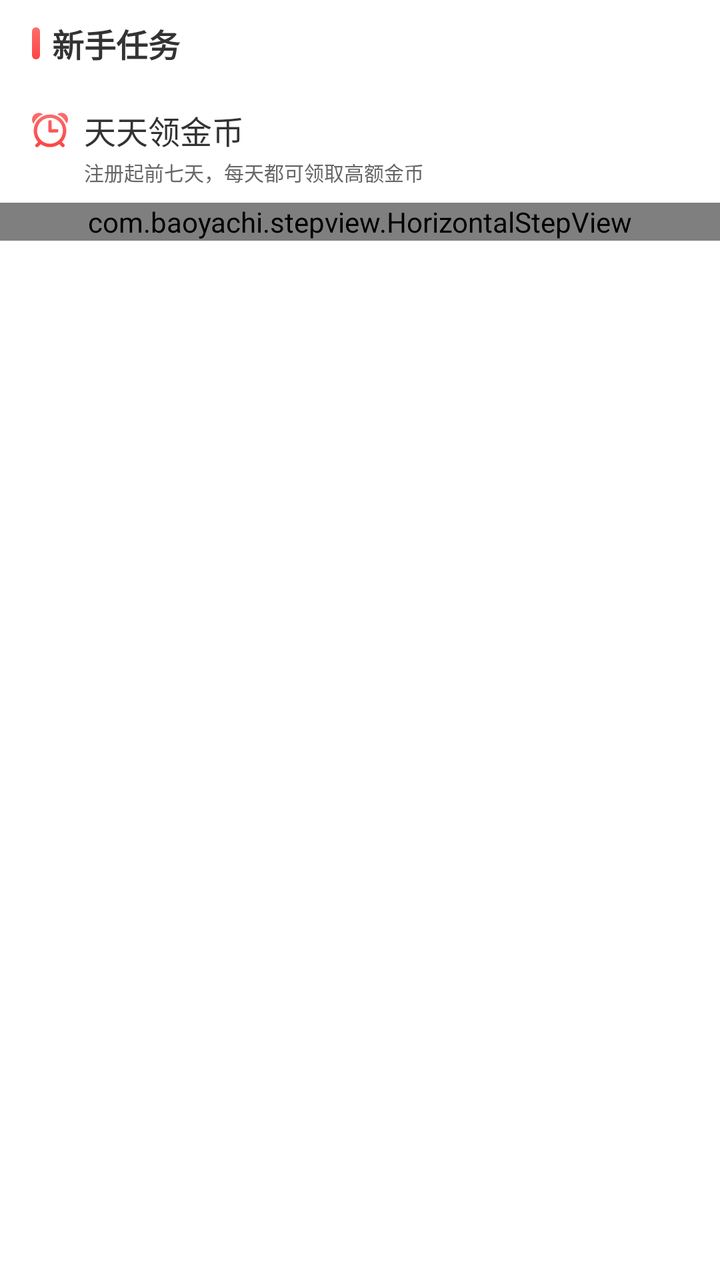
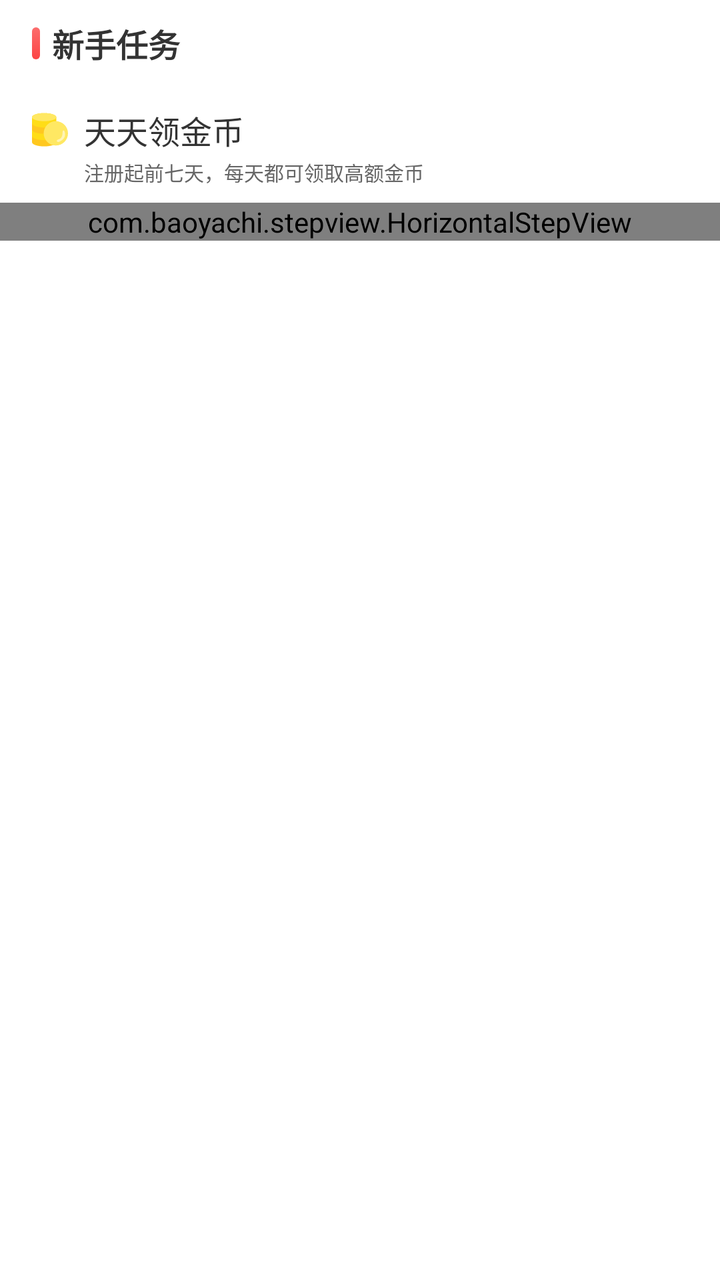

Compare the two renders of this Android layout. The source of the first and the diff that turns it into the second are given below.
<!-- AndroidManifest.xml: application theme AppTheme -->
<!-- res/layout/layout_rv_head_newbie_mission.xml -->
<?xml version="1.0" encoding="utf-8"?>
<LinearLayout xmlns:android="http://schemas.android.com/apk/res/android"
    xmlns:app="http://schemas.android.com/apk/res-auto"
    xmlns:tools="http://schemas.android.com/tools"
    android:layout_width="match_parent"
    android:layout_height="wrap_content"
    android:background="@color/white"
    android:orientation="vertical">

    <TextView
        android:layout_width="match_parent"
        android:layout_height="wrap_content"
        android:drawableStart="@drawable/shape_title_color_lump"
        android:drawablePadding="@dimen/dp_6"
        android:paddingStart="@dimen/dp_16"
        android:paddingTop="@dimen/dp_10"
        android:paddingEnd="@dimen/dp_16"
        android:paddingBottom="@dimen/dp_10"
        android:text="@string/txt_newbie_mission"
        android:textColor="@color/txt_black"
        android:textSize="@dimen/sp_16"
        android:textStyle="bold" />

   

    <androidx.recyclerview.widget.RecyclerView
        android:id="@+id/recyclerView_newbie_task_welfare"
        android:layout_width="match_parent"
        android:overScrollMode="never"
        android:scrollbars="vertical"
        android:layout_height="wrap_content"/>

    <androidx.constraintlayout.widget.ConstraintLayout
        android:id="@+id/ctl_gold_coin_daily_newbie"
        android:layout_width="match_parent"
        android:layout_height="wrap_content"
        android:background="@color/white"
        android:paddingTop="@dimen/dp_10"
        android:paddingBottom="@dimen/dp_10">

        <TextView
            android:id="@+id/tv_gold_coin_daily_title"
            android:layout_width="wrap_content"
            android:layout_height="wrap_content"
            android:layout_marginStart="@dimen/dp_16"
            android:drawableStart="@drawable/ic_clock_red"
            android:drawablePadding="@dimen/dp_8"
            android:text="天天领金币"
            android:textColor="@color/txt_black"
            android:textSize="@dimen/sp_16"
            app:layout_constraintLeft_toLeftOf="parent"
            app:layout_constraintTop_toTopOf="parent" />

        <TextView
            android:id="@+id/tv_gold_coin_daily_explain"
            android:layout_width="wrap_content"
            android:layout_height="wrap_content"
            android:layout_marginStart="@dimen/dp_42"
            android:layout_marginTop="@dimen/dp_2"
            android:text="注册起前七天，每天都可领取高额金币"
            android:textColor="@color/txt_gray"
            android:textSize="@dimen/sp_10"
            app:layout_constraintLeft_toLeftOf="parent"
            app:layout_constraintTop_toBottomOf="@+id/tv_gold_coin_daily_title" />

        <TextView
            android:id="@+id/btn_receive_nb_signin_rewards"
            android:layout_width="@dimen/dp_80"
            android:layout_height="@dimen/dp_28"
            android:layout_marginEnd="@dimen/dp_16"
            android:background="@drawable/ripple_semicircle_btn_gradual_bg_red"
            android:gravity="center"
            android:textColor="@color/txt_white"
            android:textSize="@dimen/sp_12"
            app:layout_constraintBottom_toBottomOf="@+id/tv_gold_coin_daily_title"
            app:layout_constraintRight_toRightOf="parent"
            app:layout_constraintTop_toTopOf="@+id/tv_gold_coin_daily_explain"
            android:text="@string/txt_can_receive" />

        <com.baoyachi.stepview.HorizontalStepView
            android:id="@+id/step_view"
            android:layout_width="match_parent"
            android:layout_height="wrap_content"
            android:layout_centerInParent="true"
            android:layout_marginTop="@dimen/dp_8"
            app:layout_constraintBottom_toBottomOf="parent"
            app:layout_constraintTop_toBottomOf="@+id/tv_gold_coin_daily_explain" />

    </androidx.constraintlayout.widget.ConstraintLayout>

</LinearLayout>
<!-- resources referenced by this layout -->
<resources>
  <color name="txt_black">#333333</color>
  <color name="txt_gray">#666666</color>
  <color name="txt_white">#ffffff</color>
  <color name="white">#ffffff</color>
  <dimen name="dp_10">10dp</dimen>
  <dimen name="dp_16">16dp</dimen>
  <dimen name="dp_2">2dp</dimen>
  <dimen name="dp_28">28dp</dimen>
  <dimen name="dp_42">42dp</dimen>
  <dimen name="dp_6">6dp</dimen>
  <dimen name="dp_8">8dp</dimen>
  <dimen name="dp_80">80dp</dimen>
  <dimen name="sp_10">10sp</dimen>
  <dimen name="sp_12">12sp</dimen>
  <dimen name="sp_16">16sp</dimen>
  <!-- drawable ic_clock_red: vector/xml drawable (drawable, 2015 chars, omitted) -->
  <!-- drawable ripple_semicircle_btn_gradual_bg_red (drawable) -->
  <?xml version="1.0" encoding="utf-8"?>
  <ripple xmlns:android="http://schemas.android.com/apk/res/android"
      android:color="#FD4141">
      <item>
          <shape android:shape="rectangle">
              
              <gradient
                  android:endColor="@color/col_red_fa345b"
                  android:startColor="@color/col_red_ff8477" />
              <corners android:radius="@dimen/dp_48" />
          </shape>
      </item>
  
  </ripple>
  <!-- drawable shape_title_color_lump (drawable) -->
  <?xml version="1.0" encoding="utf-8"?>
  <shape xmlns:android="http://schemas.android.com/apk/res/android">
      <solid android:color="#f886bb" />
      <size
          android:width="@dimen/dp_4"
          android:height="@dimen/dp_16" />
      <corners android:radius="@dimen/dp_2" />
      <gradient
          android:angle="270"
          android:endColor="#FC4545"
          android:startColor="#FC6D6D" />
  </shape>
  <string name="txt_can_receive">可领取</string>
  <string name="txt_newbie_mission">新手任务</string>
  <style name="AppTheme" parent="Theme.AppCompat.Light.NoActionBar">
          
          <item name="colorPrimary">@color/colorPrimary</item>
          <item name="colorPrimaryDark">@color/colorPrimaryDark</item>
          <item name="colorAccent">@color/colorAccent</item>
  
          <item name="android:colorControlActivated">#FD842A</item>
          <item name="android:colorControlNormal">#A4A4A4</item>
      </style>
  <color name="col_red_fa345b">#FA345B</color>
  <color name="col_red_ff8477">#FF8477</color>
  <dimen name="dp_48">48dp</dimen>
  <dimen name="dp_4">4dp</dimen>
  <color name="colorPrimary">#FDF9DD</color>
  <color name="colorPrimaryDark">#FDD34D</color>
  <color name="colorAccent">#FD842A</color>
</resources>

<!-- the commit's change to res/layout/layout_rv_head_newbie_mission.xml (unified diff, before → after) -->
@@ -43,7 +43,7 @@
             android:layout_width="wrap_content"
             android:layout_height="wrap_content"
             android:layout_marginStart="@dimen/dp_16"
-            android:drawableStart="@drawable/ic_clock_red"
+            android:drawableStart="@drawable/ic_gold_coin_18dp"
             android:drawablePadding="@dimen/dp_8"
             android:text="天天领金币"
             android:textColor="@color/txt_black"
<!-- resource entries referenced after the edit -->
@@ -15,7 +15,39 @@
   <dimen name="sp_10">10sp</dimen>
   <dimen name="sp_12">12sp</dimen>
   <dimen name="sp_16">16sp</dimen>
-  <!-- drawable ic_clock_red: vector/xml drawable (drawable, 2015 chars, omitted) -->
+  <!-- drawable ic_gold_coin_18dp (drawable) -->
+  <vector xmlns:android="http://schemas.android.com/apk/res/android"
+      android:width="18dp"
+      android:height="18dp"
+      android:viewportWidth="18"
+      android:viewportHeight="18">
+    <path
+        android:pathData="M0,0h18v18h-18z"
+        android:strokeAlpha="0"
+        android:fillColor="#fff"
+        android:fillAlpha="0"/>
+    <path
+        android:pathData="M6.075,17.198C2.72,17.198 0,16.258 0,15.098v-4.2L12.15,10.898v4.2C12.15,16.258 9.43,17.198 6.075,17.198Z"
+        android:fillColor="#ffc81f"/>
+    <path
+        android:pathData="M6.075,14.048C2.72,14.048 0,13.108 0,11.948L0,7.748L12.15,7.748v4.2C12.15,13.108 9.43,14.048 6.075,14.048Z"
+        android:fillColor="#ffdd17"/>
+    <path
+        android:pathData="M6.075,10.898C2.72,10.898 0,9.958 0,8.798v-4.2L12.15,4.598L12.15,8.798C12.15,9.958 9.43,10.898 6.075,10.898Z"
+        android:fillColor="#ffc81f"/>
+    <path
+        android:pathData="M6.075,7.748C2.72,7.748 0,6.827 0,5.691L0,2.605C0,1.469 2.72,0.548 6.075,0.548s6.075,0.921 6.075,2.057v3.086C12.15,6.827 9.43,7.748 6.075,7.748Z"
+        android:fillColor="#ffdd17"/>
+    <path
+        android:pathData="M0,2.573c0,1.118 2.72,2.025 6.075,2.025s6.075,-0.907 6.075,-2.025S9.43,0.548 6.075,0.548 0,1.455 0,2.573Z"
+        android:fillColor="#ffe863"/>
+    <path
+        android:pathData="M11.925,10.673m-6.075,0a6.075,6.075 0,1 0,6.075 -6.075A6.075,6.075 0,0 0,5.85 10.673Z"
+        android:fillColor="#ffe863"/>
+    <path
+        android:pathData="M16.2,9.548s1.769,3.515 -2.7,5.4c-0.515,0.193 -1.6,-0.2 -0.9,-0.9s2.621,-0.123 2.7,-4.05C15.195,9.646 15.736,8.67 16.2,9.548Z"
+        android:fillColor="#fff4b7"/>
+  </vector>
   <!-- drawable ripple_semicircle_btn_gradual_bg_red (drawable) -->
   <?xml version="1.0" encoding="utf-8"?>
   <ripple xmlns:android="http://schemas.android.com/apk/res/android"
